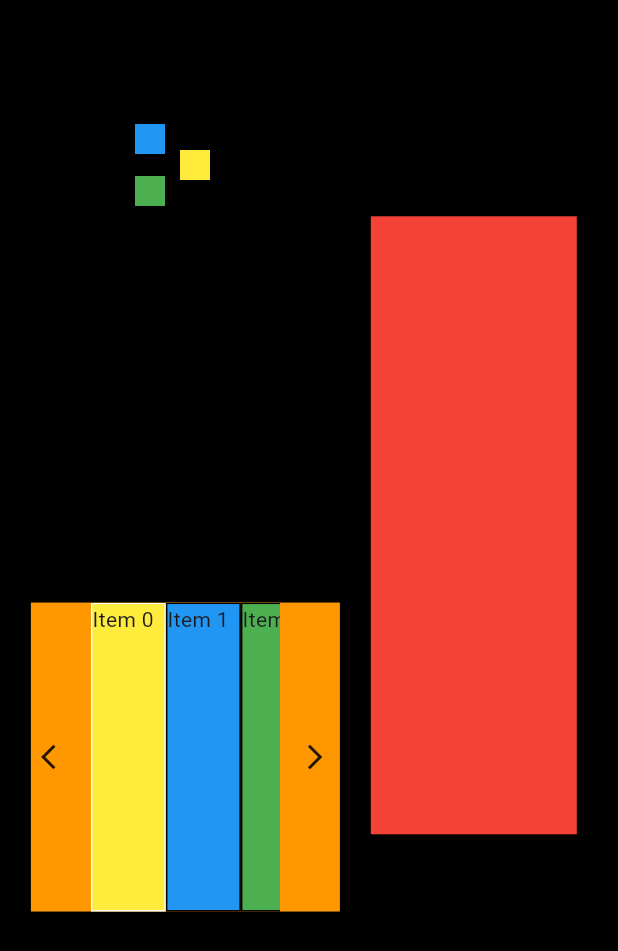
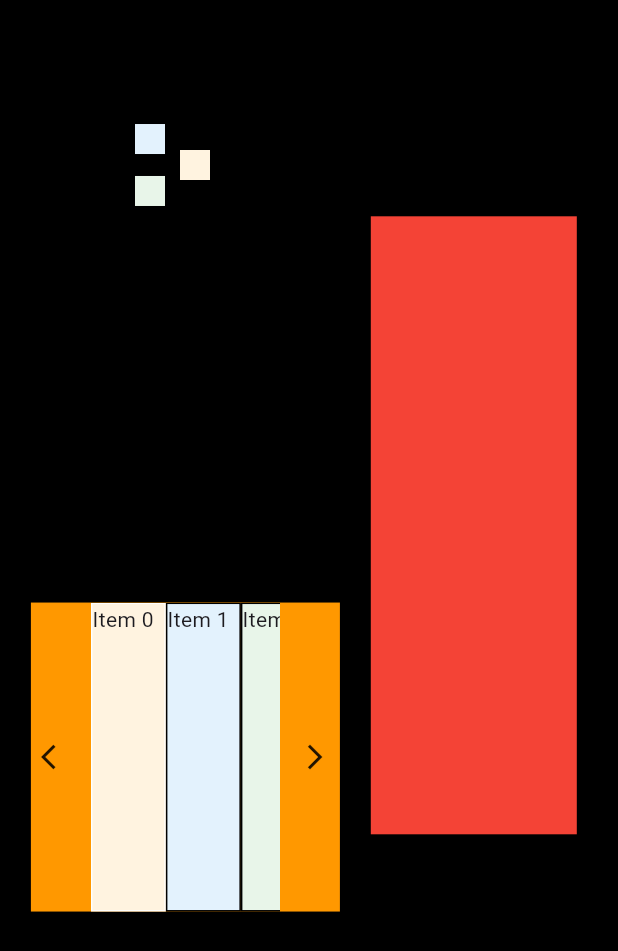
Before and after one commit to ganghee/my_page, a Flutter app: the screen it shows after launch, on a phone screen of 412 x 824 dp. Shown: the top 951 px of the screen. Run offline on Flutter 3.47's test engine with Material 3 defaults, Android fonts, the light colour scheme and no system bars; our stand-ins replace get.

Commit message:
change baking colors

```diff
--- a/lib/baking/baking_vo.dart
+++ b/lib/baking/baking_vo.dart
@@ -38,7 +38,7 @@ List<BakingVo> bakings = [
       '반죽을 삼각형 모양으로 자르고 말아서 따뜻한 곳에서 30분 발효',
       '발효된 반죽에 계란을 바르고 200도로 13분간 굽기',
     ],
-    color: Colors.yellow,
+    color: Colors.orange.shade50,
   ),
   BakingVo(
     name: '식빵',
@@ -47,7 +47,7 @@ List<BakingVo> bakings = [
     ingredients:
         '우유 140g, 계란 35g, 설탕 35g, 소금 6g, 드라이 이스트 4g, 강력분 240g, 무염 버터 32g',
     recipe: [],
-    color: Colors.blue,
+    color: Colors.blue.shade50,
   ),
   BakingVo(
     name: '모닝빵',
@@ -56,7 +56,7 @@ List<BakingVo> bakings = [
     ingredients:
         '우유 160g, 계란 하나, 설탕 40g, 소금 5g, 드라이 이스트 5g, 강력분 310g, 무염 버터 35g',
     recipe: [],
-    color: Colors.green,
+    color: Colors.green.shade50,
   ),
   BakingVo(
     name: '스콘',
@@ -64,7 +64,7 @@ List<BakingVo> bakings = [
         'https://orchardleafoods.co.uk/wp-content/uploads/2023/02/Scone_City.png',
     ingredients: '박력분 200g, 베이킹파우더 5g, 소금 2g, 설탕 35g, 무염 버터 80g, 우유 25g, 계란 1개',
     recipe: [],
-    color: Colors.pinkAccent,
+    color: Colors.grey.shade200,
   ),
   BakingVo(
     name: '쿠키',
@@ -73,7 +73,7 @@ List<BakingVo> bakings = [
     ingredients:
         '차가운 무염 버터 94g, 설탕 114g, 중력분 155g, 베이킹 파우더 2g, 소금 1g, 계란 1개, 베이킹소다 2g, 전처리한 호두 150g, 다진 초콜릿 168g',
     recipe: [],
-    color: Colors.white,
+    color: Colors.brown.shade200,
   ),
   BakingVo(
     name: '치즈 케이크',
@@ -81,7 +81,8 @@ List<BakingVo> bakings = [
         'https://images.squarespace-cdn.com/content/v1/538500e4e4b0fa9e95efc7b9/1627656601170-ZPCM9P1F97Y0XZU1FVEB/New+York+Baby+CC+slice+isolated.png?format=1000w',
     ingredients: '크림 치즈 350g, 설탕 80g, 계란 85g, 생크림 110g',
     recipe: [],
-    color: Colors.greenAccent,
+    color: Colors.yellow.shade50
+    ,
   ),
   BakingVo(
     name: '두바이 초콜릿',
@@ -89,6 +90,6 @@ List<BakingVo> bakings = [
         'https://www.mochidoh.ca/cdn/shop/files/dubai_bar_no_background.png?v=1739144773',
     ingredients: '카다이프 200g, 버터 110g, 피스타치오 페이스트 500g, 커버춰 400g',
     recipe: [],
-    color: Colors.white30,
+    color: Colors.green.shade50,
   ),
 ];
```
